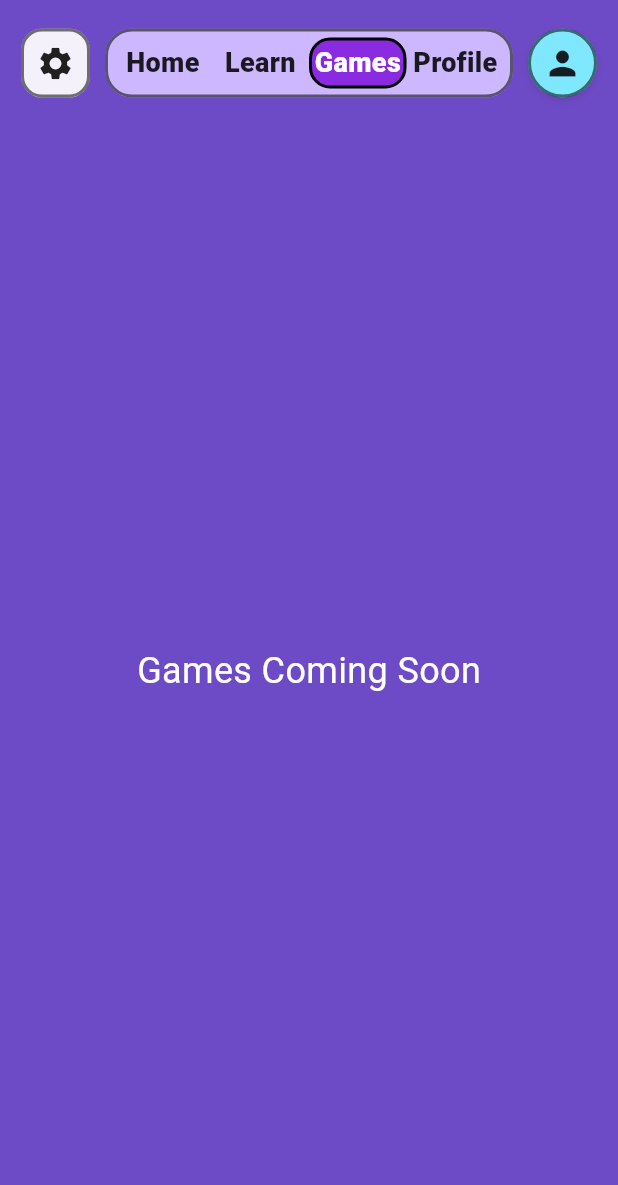
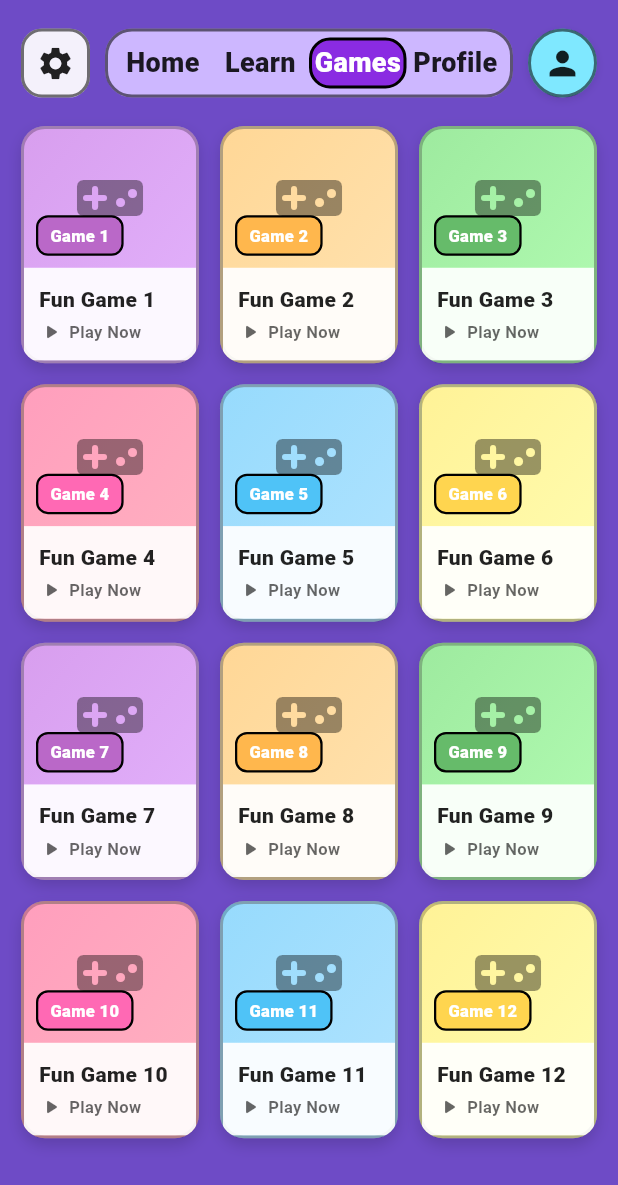
Before and after one commit to gimashi123/ShilpaMobileLearningApp, a Flutter app: the PhysicalDashboardScreen screen opened by its route, after a tap on "Learn", after a tap on "Games", on a phone screen of 412 x 824 dp. Shown: the top 1185 px of the screen. Run offline on Flutter 3.47's test engine with Material 3 defaults, Android fonts, the phone set to English and light mode, and no system bars; our stand-ins replace flutter_tts, speech_to_text.

Commit message:
implemented the games pages & connected to the nav bar

```diff
--- a/mobile_app/lib/pages/dashboard/physical_dashboard_screen.dart
+++ b/mobile_app/lib/pages/dashboard/physical_dashboard_screen.dart
@@ -2,6 +2,7 @@
 import '../../components/common_header.dart';
 import '../../models/input_modes.dart';
 import '../physical/learnPage.dart';
+import '../physical/gamesPage.dart';
 
 class PhysicalDashboardScreen extends StatefulWidget {
   const PhysicalDashboardScreen({super.key});
@@ -91,13 +92,8 @@
         // Learn Content
         return const LearnContent();
       case 2:
-        // Games Content Placeholder
-        return const Center(
-          child: Text(
-            "Games Coming Soon",
-            style: TextStyle(color: Colors.white, fontSize: 24),
-          ),
-        );
+        // Games Content
+        return const GamesContent();
       case 3:
         // Profile Content Placeholder
         return const Center(
--- a/mobile_app/lib/pages/physical/gamesPage.dart
+++ b/mobile_app/lib/pages/physical/gamesPage.dart
@@ -0,0 +1,184 @@
+import 'package:flutter/material.dart';
+
+class GamesContent extends StatelessWidget {
+  const GamesContent({super.key});
+
+  @override
+  Widget build(BuildContext context) {
+    final size = MediaQuery.of(context).size;
+    final isTablet = size.shortestSide >= 600;
+
+    return GridView.builder(
+      physics: const BouncingScrollPhysics(),
+      gridDelegate: SliverGridDelegateWithFixedCrossAxisCount(
+        crossAxisCount: 3, // 3 cards per row
+        crossAxisSpacing: isTablet ? 18 : 14,
+        mainAxisSpacing: isTablet ? 18 : 14,
+        childAspectRatio: isTablet ? 0.85 : 0.75, // Adjust card proportions
+      ),
+      itemCount: 12, // Number of games
+      itemBuilder: (context, index) {
+        return _GameCard(
+          index: index,
+          onTap: () {
+            // TODO: open game $index
+          },
+        );
+      },
+    );
+  }
+}
+
+// ================= GAME CARD =================
+
+class _GameCard extends StatelessWidget {
+  final int index;
+  final VoidCallback onTap;
+
+  const _GameCard({required this.index, required this.onTap});
+
+  @override
+  Widget build(BuildContext context) {
+    // Varied colors for different cards
+    final colors = [
+      const Color(0xFFE5B6FF), // Light purple
+      const Color(0xFFFFE5B6), // Light orange
+      const Color(0xFFB6FFB6), // Light green
+      const Color(0xFFFFB6C1), // Light pink
+      const Color(0xFFB6E5FF), // Light blue
+      const Color(0xFFFFFFB6), // Light yellow
+    ];
+
+    final labelColors = [
+      const Color(0xFFBA68C8), // Purple
+      const Color(0xFFFFB74D), // Orange
+      const Color(0xFF66BB6A), // Green
+      const Color(0xFFFF69B4), // Hot pink
+      const Color(0xFF4FC3F7), // Sky blue
+      const Color(0xFFFFD54F), // Yellow
+    ];
+
+    // Shift colors slightly from learn page or keep same logic
+    final cardColor = colors[index % colors.length];
+    final labelColor = labelColors[index % labelColors.length];
+
+    return InkWell(
+      borderRadius: BorderRadius.circular(16),
+      onTap: onTap,
+      child: Container(
+        decoration: BoxDecoration(
+          color: cardColor,
+          borderRadius: BorderRadius.circular(16),
+          border: Border.all(color: Colors.black.withOpacity(0.3), width: 2),
+          boxShadow: [
+            BoxShadow(
+              color: Colors.black.withOpacity(0.15),
+              blurRadius: 8,
+              offset: const Offset(0, 4),
+            ),
+          ],
+        ),
+        clipBehavior: Clip.antiAlias,
+        child: Column(
+          children: [
+            // -------- IMAGE/ICON AREA --------
+            Expanded(
+              flex: 3,
+              child: Stack(
+                children: [
+                  Container(
+                    width: double.infinity,
+                    decoration: BoxDecoration(
+                      gradient: LinearGradient(
+                        begin: Alignment.topLeft,
+                        end: Alignment.bottomRight,
+                        colors: [
+                          labelColor.withOpacity(0.3),
+                          labelColor.withOpacity(0.1),
+                        ],
+                      ),
+                    ),
+                    alignment: Alignment.center,
+                    child: Icon(
+                      Icons.videogame_asset_rounded, // Game icon
+                      size: 48,
+                      color: Colors.black.withOpacity(0.4),
+                    ),
+                  ),
+                  Positioned(
+                    left: 8,
+                    bottom: 8,
+                    child: Container(
+                      padding: const EdgeInsets.symmetric(
+                        horizontal: 8,
+                        vertical: 4,
+                      ),
+                      decoration: BoxDecoration(
+                        color: labelColor,
+                        borderRadius: BorderRadius.circular(8),
+                        border: Border.all(color: Colors.black, width: 1.5),
+                      ),
+                      child: Text(
+                        "Game ${index + 1}",
+                        style: const TextStyle(
+                          fontWeight: FontWeight.w800,
+                          fontSize: 11,
+                          color: Colors.white,
+                        ),
+                      ),
+                    ),
+                  ),
+                ],
+              ),
+            ),
+
+            // -------- TITLE AREA --------
+            Expanded(
+              flex: 2,
+              child: Container(
+                width: double.infinity,
+                padding: const EdgeInsets.all(10),
+                decoration: BoxDecoration(color: Colors.white.withOpacity(0.9)),
+                child: Column(
+                  mainAxisAlignment: MainAxisAlignment.center,
+                  crossAxisAlignment: CrossAxisAlignment.start,
+                  children: [
+                    Text(
+                      "Fun Game ${index + 1}",
+                      style: const TextStyle(
+                        fontWeight: FontWeight.w800,
+                        fontSize: 14,
+                        color: Colors.black87,
+                      ),
+                      maxLines: 1,
+                      overflow: TextOverflow.ellipsis,
+                    ),
+                    const SizedBox(height: 4),
+                    Row(
+                      children: [
+                        Icon(
+                          Icons.play_arrow_rounded,
+                          size: 16,
+                          color: Colors.black.withOpacity(0.6),
+                        ),
+                        const SizedBox(width: 4),
+                        Text(
+                          "Play Now",
+                          style: TextStyle(
+                            fontSize: 11,
+                            color: Colors.black.withOpacity(0.6),
+                            fontWeight: FontWeight.w600,
+                          ),
+                        ),
+                      ],
+                    ),
+                  ],
+                ),
+              ),
+            ),
+          ],
+        ),
+      ),
+    );
+  }
+}
```
